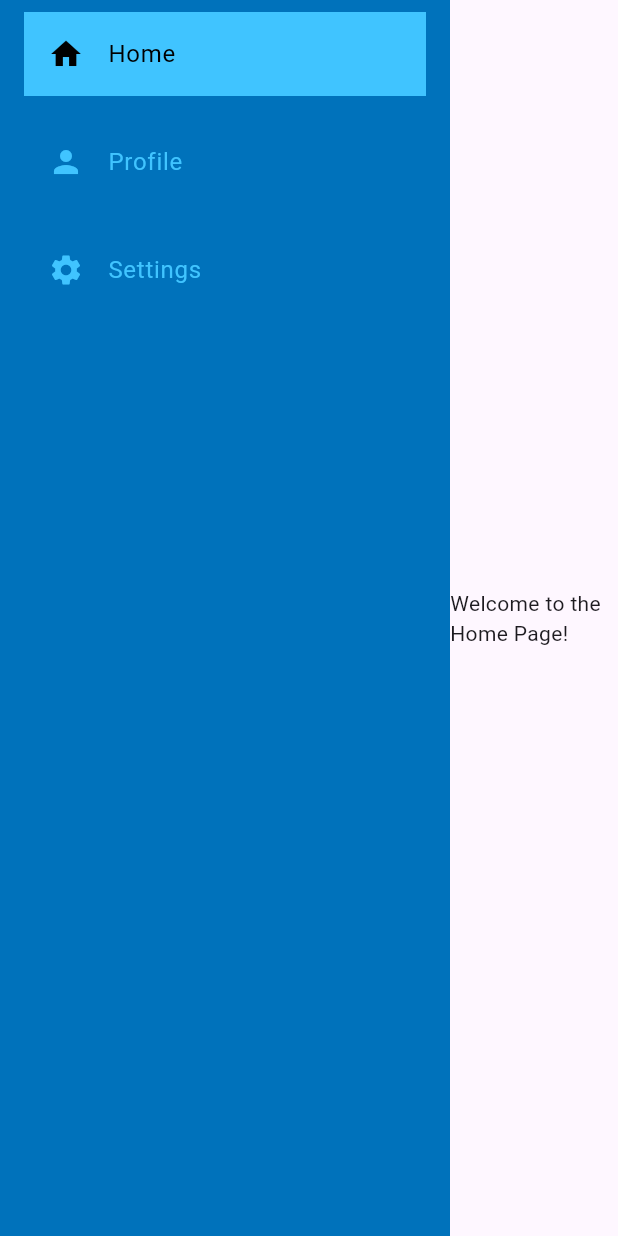
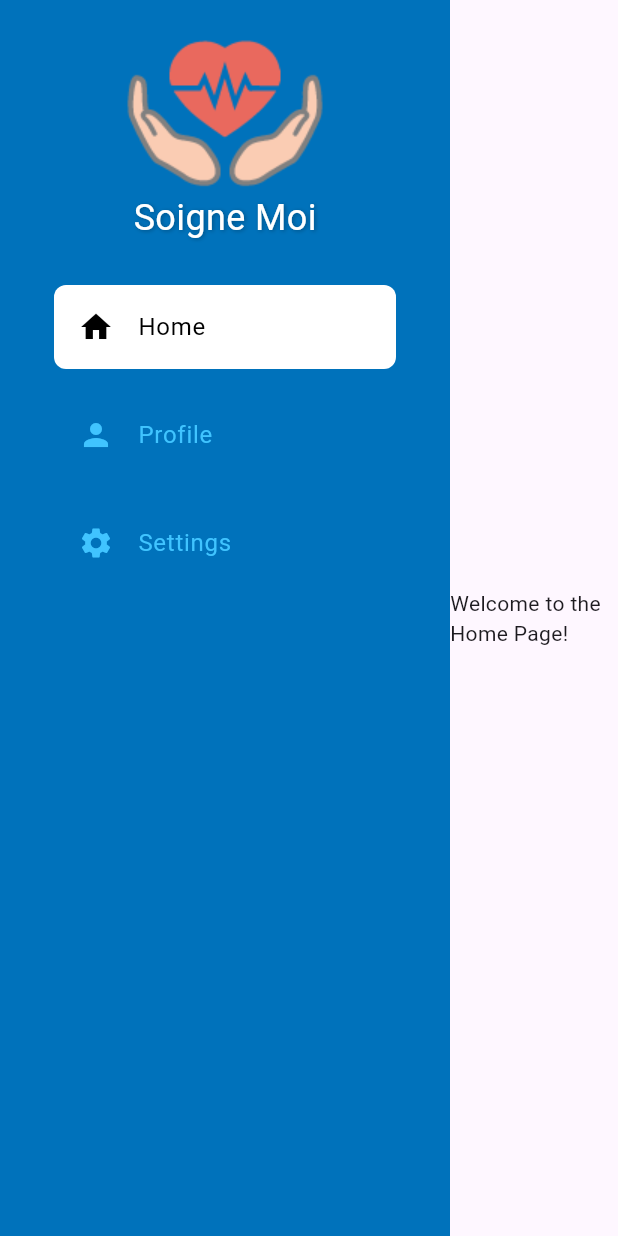
Before and after one commit to VincePaulin/SoigneMoiWeb, a Flutter app: the screen it shows after launch, on a phone screen of 412 x 824 dp. Run offline on Flutter 3.47's test engine with Material 3 defaults, Android fonts, the phone set to English and light mode, and no system bars.

Commit message:
feat: nav title logo and design

```diff
--- a/lib/widgets/navigation_bar.dart
+++ b/lib/widgets/navigation_bar.dart
@@ -11,9 +11,33 @@ class NavBar extends StatelessWidget {
   Widget build(BuildContext context) {
     return Container(
       width: 300.0,
+      padding: const EdgeInsets.symmetric(horizontal: 20.0),
       color: const Color(0xFF0072BB),
-      child: ListView(
+      child: Column(
         children: <Widget>[
+          Container(
+            width: 150,
+            padding: const EdgeInsets.symmetric(vertical: 20.0),
+            child: Column(
+              children: [
+                Image.asset('assets/img/logo.png'),
+                Text(
+                  "Soigne Moi",
+                  style: TextStyle(
+                    fontSize: 24,
+                    color: Colors.white,
+                    shadows: [
+                      Shadow(
+                        color: Colors.black.withOpacity(0.3),
+                        offset: const Offset(1, 1),
+                        blurRadius: 3,
+                      ),
+                    ],
+                  ),
+                )
+              ],
+            ),
+          ),
           _buildNavItem('Home', Icons.home, 0),
           _buildNavItem('Profile', Icons.person, 1),
           _buildNavItem('Settings', Icons.settings, 2),
@@ -25,7 +49,10 @@ class NavBar extends StatelessWidget {
   Widget _buildNavItem(String title, IconData iconData, int index) {
     return Container(
       margin: const EdgeInsets.symmetric(horizontal: 16.0, vertical: 8),
-      color: selectedIndex == index ? Colors.lightBlueAccent : null,
+      decoration: BoxDecoration(
+        borderRadius: BorderRadius.circular(8),
+        color: selectedIndex == index ? Colors.white : null,
+      ),
       child: ListTile(
         leading: Icon(
           iconData,
@@ -34,7 +61,8 @@ class NavBar extends StatelessWidget {
         title: Text(
           title,
           style: TextStyle(
-            color: selectedIndex == index ? Colors.black : Colors.lightBlueAccent,
+            color:
+                selectedIndex == index ? Colors.black : Colors.lightBlueAccent,
           ),
         ),
         onTap: () => onItemTapped(index),
--- a/pubspec.yaml
+++ b/pubspec.yaml
@@ -59,9 +59,8 @@ flutter:
   uses-material-design: true
 
   # To add assets to your application, add an assets section, like this:
-  # assets:
-  #   - images/a_dot_burr.jpeg
-  #   - images/a_dot_ham.jpeg
+  assets:
+    - assets/img/
 
   # An image asset can refer to one or more resolution-specific "variants", see
   # https://flutter.dev/assets-and-images/#resolution-aware
```
Also changed, not shown: assets/img/logo.png (added).
